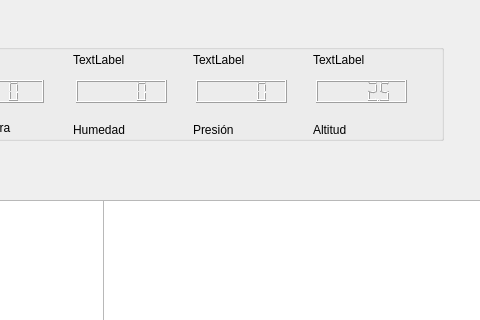
Before: the Qt Designer form InterfazProyec.ui in Holocron09/Proyecto_arqui_Clase, drawn with Qt 5; both pictures show x 507 to 987 and y 0 to 320 of the 1090 by 857 pixel window.
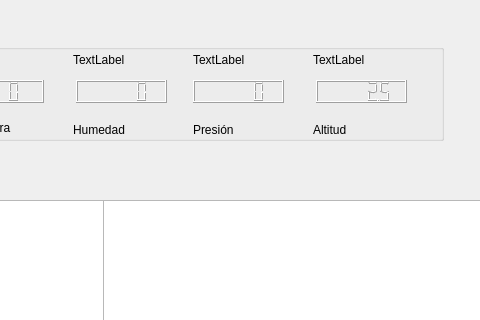
After: the same form once the commit is applied. Custom widgets are drawn as their Qt base class.

Commit message: cambios interfaz base

The edit to the form file:
```diff
--- a/InterfazProyec.ui
+++ b/InterfazProyec.ui
@@ -290,7 +290,7 @@
     <widget class="QLCDNumber" name="lcdNumber_3">
      <property name="geometry">
       <rect>
-       <x>263</x>
+       <x>260</x>
        <y>50</y>
        <width>91</width>
        <height>23</height>
```
